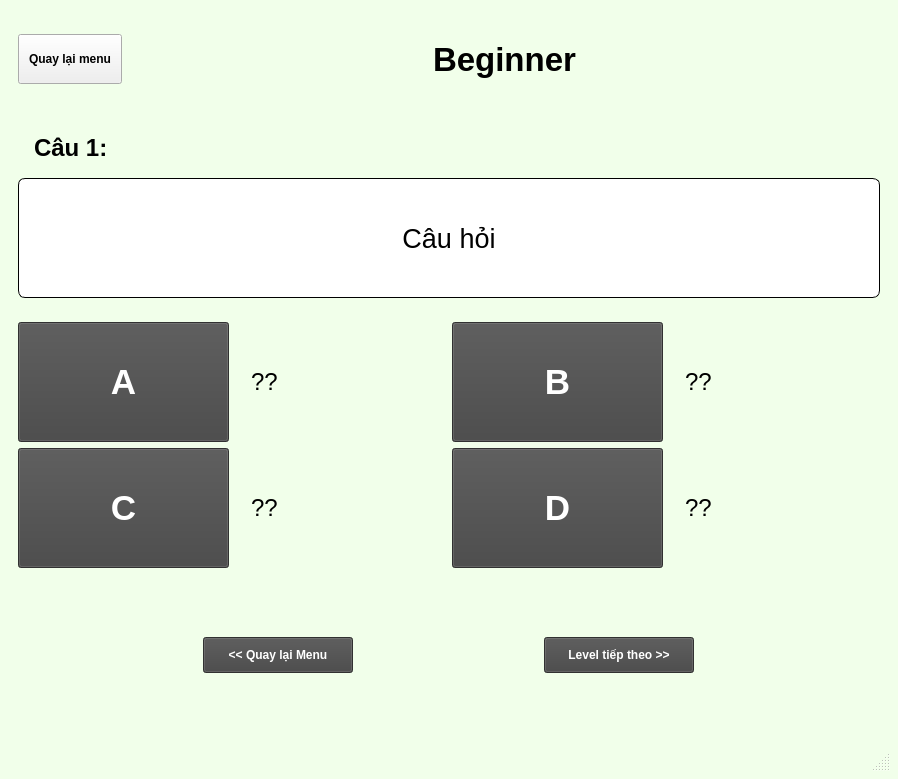
Old version of the form ui/tracNghiem.ui in the repository LODNight/Qt-QuizzApp.
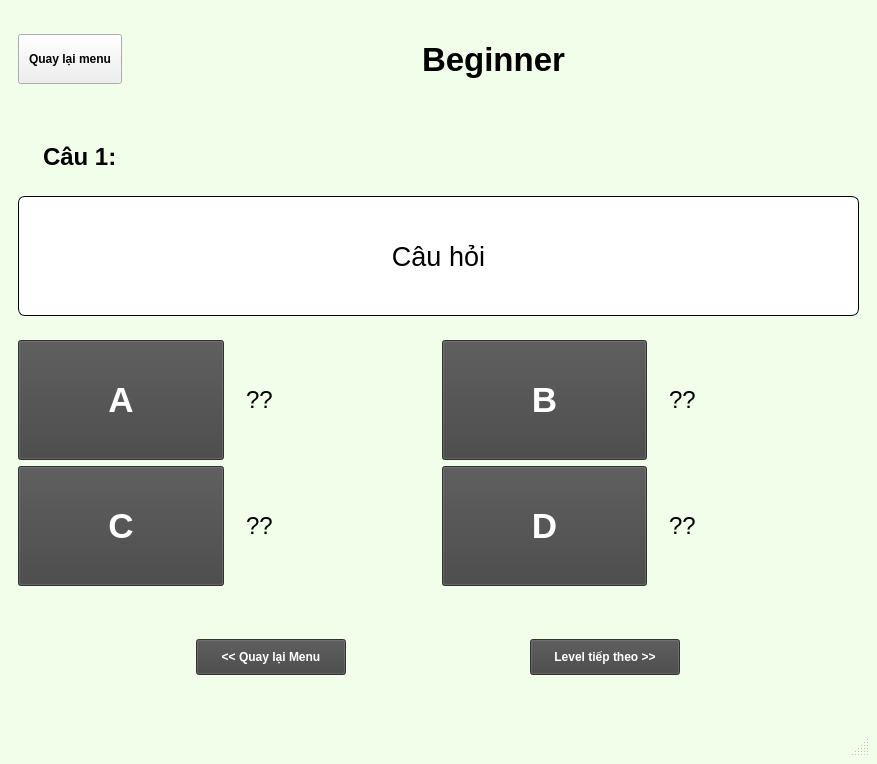
New version of the form.

Commit message: Add Data and finish tracNghiem ui

Diff of the .ui file:
```diff
--- a/ui/tracNghiem.ui
+++ b/ui/tracNghiem.ui
@@ -6,8 +6,8 @@
    <rect>
     <x>0</x>
     <y>0</y>
-    <width>898</width>
-    <height>779</height>
+    <width>877</width>
+    <height>764</height>
    </rect>
   </property>
   <property name="windowTitle">
@@ -108,6 +108,9 @@
      <widget class="QWidget" name="widget_2" native="true">
       <layout class="QVBoxLayout" name="verticalLayout">
        <item>
+        <widget class="QWidget" name="widget_3" native="true">
+         <layout class="QHBoxLayout" name="horizontalLayout_3">
+          <item>
         <widget class="QLabel" name="label_questionNumber">
          <property name="font">
           <font>
@@ -119,6 +122,26 @@
          <property name="text">
           <string>Câu 1:</string>
          </property>
+           </widget>
+          </item>
+          <item>
+           <widget class="QLabel" name="label_time">
+            <property name="font">
+             <font>
+              <pointsize>18</pointsize>
+              <weight>75</weight>
+              <bold>true</bold>
+             </font>
+            </property>
+            <property name="text">
+             <string/>
+            </property>
+            <property name="alignment">
+             <set>Qt::AlignRight|Qt::AlignTrailing|Qt::AlignVCenter</set>
+            </property>
+           </widget>
+          </item>
+         </layout>
         </widget>
        </item>
        <item>
```
Lines whose indentation alone changed are shown as unchanged. The commit also changes 4 other files.
